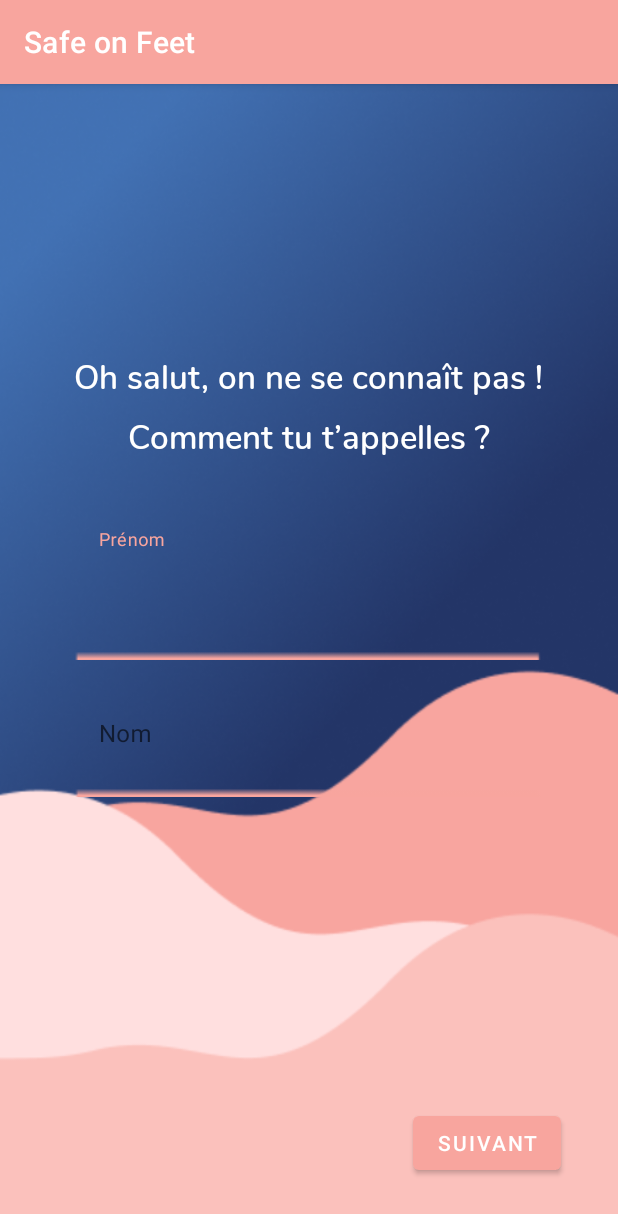
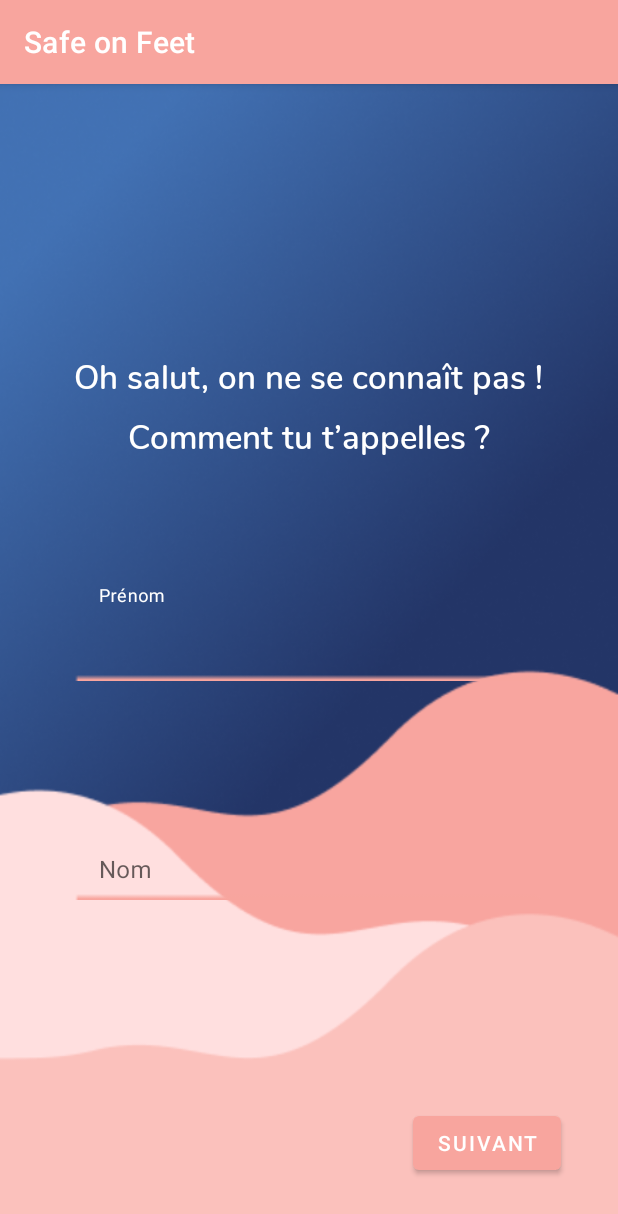
Before and after one commit to HimeShaman/kotlin_nav, an Android app: the SubscriptionScreen1 screen opened directly, with no data from a screen before it, on a phone screen of 412 x 824 dp. Shown: the top 1214 px of the screen. Run offline under Robolectric (Android 15) with nearby library versions, the phone set to English and light mode, and no system bars.

Commit message:
input frontend

```diff
--- a/app/src/main/res/layout/activity_subscription_screen1.xml
+++ b/app/src/main/res/layout/activity_subscription_screen1.xml
@@ -20,11 +20,11 @@
 
     <TextView
         android:id="@+id/textView3"
-        style="@style/NunitoSemi22"
         android:layout_width="wrap_content"
         android:layout_height="0dp"
         android:layout_marginTop="179dp"
         android:text="@string/subscription1_text1"
+        style="@style/NunitoSemi22"
         app:layout_constraintEnd_toEndOf="parent"
         app:layout_constraintStart_toStartOf="parent"
         app:layout_constraintTop_toTopOf="parent" />
@@ -33,12 +33,13 @@
         android:id="@+id/textInputLayout_firstName"
         style="@style/TextInput"
         android:layout_width="match_parent"
-        android:layout_height="wrap_content"
         android:layout_marginStart="50dp"
         android:layout_marginTop="45dp"
         android:layout_marginEnd="50dp"
+        android:layout_marginBottom="45dp"
         android:hint="@string/first_name_hint"
         app:errorEnabled="true"
+        app:layout_constraintBottom_toTopOf="@+id/textInputLayout_lastName"
         app:layout_constraintEnd_toEndOf="parent"
         app:layout_constraintStart_toStartOf="parent"
         app:layout_constraintTop_toBottomOf="@+id/textView4">
@@ -57,16 +58,14 @@
         android:id="@+id/textInputLayout_lastName"
         style="@style/TextInput"
         android:layout_width="match_parent"
-        android:layout_height="wrap_content"
         android:layout_marginStart="50dp"
         android:layout_marginEnd="50dp"
-        android:layout_marginBottom="289dp"
+        android:layout_marginBottom="224dp"
         android:hint="@string/last_name_hint"
         app:errorEnabled="true"
         app:layout_constraintBottom_toBottomOf="parent"
         app:layout_constraintEnd_toEndOf="parent"
-        app:layout_constraintStart_toStartOf="parent"
-        app:layout_constraintTop_toBottomOf="@+id/textInputLayout_firstName">
+        app:layout_constraintStart_toStartOf="parent">
 
         <com.google.android.material.textfield.TextInputEditText
             android:id="@+id/textInputEditText_lastName"
--- a/app/src/main/res/values/styles.xml
+++ b/app/src/main/res/values/styles.xml
@@ -12,8 +12,10 @@
         <item name="backgroundTint">?attr/colorPrimary</item>
     </style>
     <style name="TextInput" parent="Widget.MaterialComponents.TextInputLayout.FilledBox">
+        <item name="hintTextColor">@color/colorWhite</item>
         <item name="boxBackgroundMode">none</item>
         <item name="android:background">@drawable/text_view_background</item>
+        <item name="android:layout_height">64dp</item>
     </style>
     <style name="TextArea" parent="Widget.MaterialComponents.TextInputLayout.FilledBox">
         <item name="boxBackgroundColor">@color/colorPrimary</item>
```
